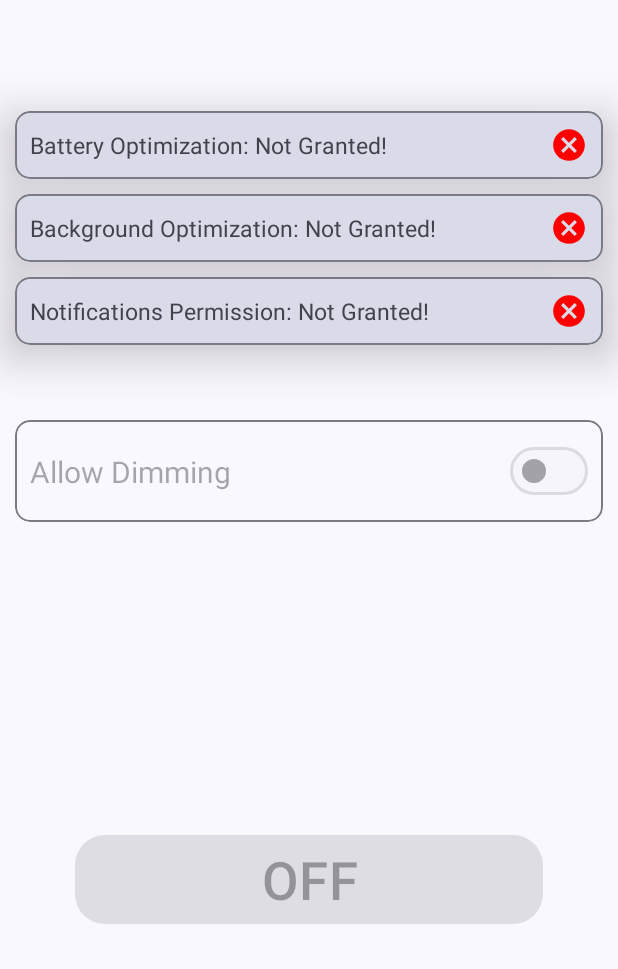
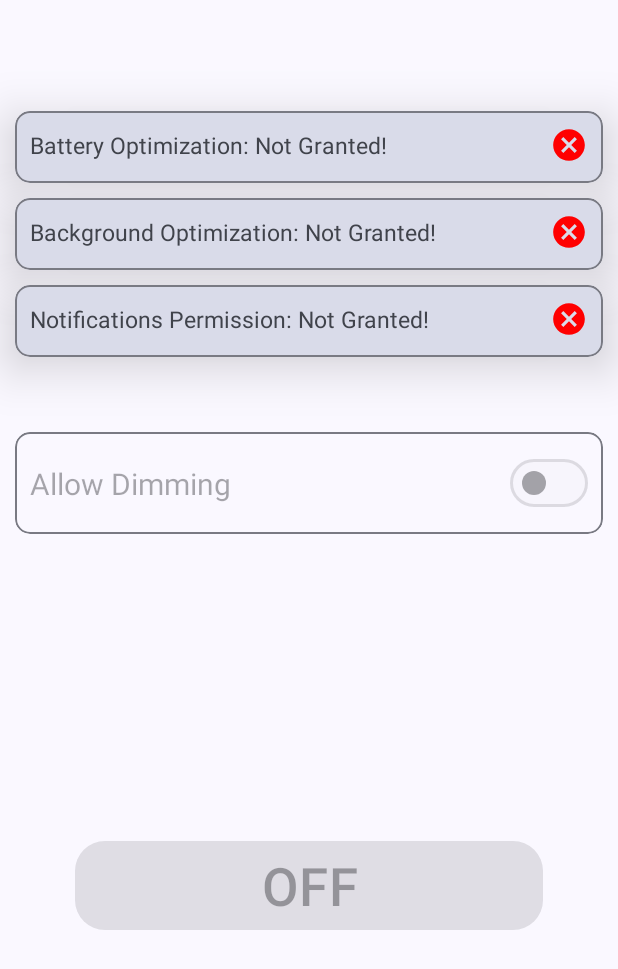
Before and after one commit to abdalmoniem/Caffeinate, an Android app: the layout activity_main.xml on its own in the app's theme, with its tools: preview values and no code run, on a phone screen of 412 x 824 dp. Shown: the top 969 px of the screen. Run offline under Robolectric (Android 15) with nearby library versions, the phone set to English and light mode, and no system bars.

Commit message:
use string resources and dimens resources instead of hardcoded values
Change-Id: I6dab181cdfad5363ec1c06f57d832551ece092b2
Signed-off-by: AbdAlMoniem AlHifnawy <hifnawy_moniem@hotmail.com>

```diff
--- a/app/build.gradle.kts
+++ b/app/build.gradle.kts
@@ -11,8 +11,8 @@ android {
         applicationId = "com.hifnawy.caffeinate"
         minSdk = 24
         targetSdk = 34
-        versionCode = 1
-        versionName = "1.0"
+        versionCode = 2
+        versionName = "1.1"
 
         testInstrumentationRunner = "androidx.test.runner.AndroidJUnitRunner"
     }
--- a/app/src/main/res/layout/activity_main.xml
+++ b/app/src/main/res/layout/activity_main.xml
@@ -29,6 +29,7 @@
         android:layout_margin="10dp"
         android:clickable="true"
         android:focusable="true"
+        android:minHeight="48dp"
         app:cardCornerRadius="10dp"
         app:cardElevation="20dp"
         app:layout_constraintEnd_toEndOf="parent"
@@ -44,8 +45,8 @@
                 android:id="@+id/batteryOptimizationTextView"
                 android:layout_width="0dp"
                 android:layout_height="wrap_content"
-                android:text="Battery Optimization: Not Granted!"
-                android:textSize="15sp"
+                android:text="@string/battery_optimization_not_granted"
+                android:textSize="@dimen/permissions_text_size"
                 app:layout_constraintBottom_toBottomOf="parent"
                 app:layout_constraintEnd_toStartOf="@+id/batteryOptimizationImageView"
                 app:layout_constraintStart_toStartOf="parent"
@@ -55,6 +56,7 @@
                 android:id="@+id/batteryOptimizationImageView"
                 android:layout_width="25dp"
                 android:layout_height="25dp"
+                android:contentDescription="@string/battery_optimization_not_granted"
                 android:src="@drawable/baseline_cancel_24"
                 app:layout_constraintBottom_toBottomOf="parent"
                 app:layout_constraintEnd_toEndOf="parent"
@@ -71,6 +73,7 @@
         android:layout_margin="10dp"
         android:clickable="true"
         android:focusable="true"
+        android:minHeight="48dp"
         app:cardCornerRadius="10dp"
         app:cardElevation="20dp"
         app:layout_constraintEnd_toEndOf="parent"
@@ -86,8 +89,8 @@
                 android:id="@+id/backgroundOptimizationTextView"
                 android:layout_width="0dp"
                 android:layout_height="wrap_content"
-                android:text="Background Optimization: Not Granted!"
-                android:textSize="15sp"
+                android:text="@string/background_optimization_not_granted"
+                android:textSize="@dimen/permissions_text_size"
                 app:layout_constraintBottom_toBottomOf="parent"
                 app:layout_constraintEnd_toStartOf="@+id/backgroundOptimizationImageView"
                 app:layout_constraintStart_toStartOf="parent"
@@ -97,6 +100,7 @@
                 android:id="@+id/backgroundOptimizationImageView"
                 android:layout_width="25dp"
                 android:layout_height="25dp"
+                android:contentDescription="@string/background_optimization_not_granted"
                 android:src="@drawable/baseline_cancel_24"
                 app:layout_constraintBottom_toBottomOf="parent"
                 app:layout_constraintEnd_toEndOf="parent"
@@ -113,6 +117,7 @@
         android:layout_margin="10dp"
         android:clickable="true"
         android:focusable="true"
+        android:minHeight="48dp"
         app:cardCornerRadius="10dp"
         app:cardElevation="20dp"
         app:layout_constraintEnd_toEndOf="parent"
@@ -128,8 +133,8 @@
                 android:id="@+id/notificationPermissionTextView"
                 android:layout_width="0dp"
                 android:layout_height="wrap_content"
-                android:text="Notifications Permission: Not Granted!"
-                android:textSize="15sp"
+                android:text="@string/notifications_permission_not_granted"
+                android:textSize="@dimen/permissions_text_size"
                 app:layout_constraintBottom_toBottomOf="parent"
                 app:layout_constraintEnd_toStartOf="@+id/notificationPermissionImageView"
                 app:layout_constraintStart_toStartOf="parent"
@@ -139,6 +144,7 @@
                 android:id="@+id/notificationPermissionImageView"
                 android:layout_width="25dp"
                 android:layout_height="25dp"
+                android:contentDescription="@string/notifications_permission_not_granted"
                 android:src="@drawable/baseline_cancel_24"
                 app:layout_constraintBottom_toBottomOf="parent"
                 app:layout_constraintEnd_toEndOf="parent"
@@ -172,9 +178,9 @@
                 android:id="@+id/allowDimmingTextView"
                 android:layout_width="0dp"
                 android:layout_height="wrap_content"
-                android:text="Allow Dimming"
+                android:text="@string/allow_dimming_pref"
                 android:enabled="false"
-                android:textSize="20sp"
+                android:textSize="@dimen/allow_dimming_pref_text_size"
                 app:layout_constraintBottom_toTopOf="@+id/allowDimmingSubTextTextView"
                 app:layout_constraintStart_toStartOf="parent"
                 app:layout_constraintTop_toTopOf="parent" />
@@ -183,8 +189,8 @@
                 android:id="@+id/allowDimmingSubTextTextView"
                 android:layout_width="0dp"
                 android:layout_height="wrap_content"
-                android:text="Allow screen to dim when caffeine is on."
-                android:textSize="15sp"
+                android:text="@string/allow_dimming_pref_description"
+                android:textSize="@dimen/allow_dimming_pref_description_text_size"
                 android:visibility="gone"
                 app:layout_constraintBottom_toBottomOf="parent"
                 app:layout_constraintStart_toStartOf="parent"
@@ -196,6 +202,8 @@
                 android:layout_height="wrap_content"
                 android:checked="false"
                 android:enabled="false"
+                android:textOn="@string/dimming_on"
+                android:textOff="@string/dimming_off"
                 app:layout_constraintBottom_toBottomOf="parent"
                 app:layout_constraintEnd_toEndOf="parent"
                 app:layout_constraintTop_toTopOf="parent" />
@@ -209,12 +217,13 @@
         android:layout_marginStart="50dp"
         android:layout_marginEnd="50dp"
         android:enabled="false"
-        android:text="OFF"
-        android:textSize="35sp"
+        android:text="@string/caffeinate_button_off"
+        android:textSize="@dimen/caffeinate_button_text_size"
         app:cornerRadius="20dp"
         app:layout_constraintBottom_toBottomOf="parent"
         app:layout_constraintEnd_toEndOf="parent"
         app:layout_constraintStart_toStartOf="parent"
-        app:layout_constraintTop_toBottomOf="@+id/allowDimmingCard" />
+        app:layout_constraintTop_toBottomOf="@+id/allowDimmingCard"
+        tools:ignore="VisualLintButtonSize" />
 
 </androidx.constraintlayout.widget.ConstraintLayout>
--- a/app/src/main/res/values/dimens.xml
+++ b/app/src/main/res/values/dimens.xml
@@ -2,4 +2,8 @@
 <resources>
     <dimen name="caffeine_duration_timer_normal_size">30sp</dimen>
     <dimen name="caffeine_duration_timer_infinity_size">80sp</dimen>
+    <dimen name="permissions_text_size">15sp</dimen>
+    <dimen name="allow_dimming_pref_description_text_size">15sp</dimen>
+    <dimen name="allow_dimming_pref_text_size">20sp</dimen>
+    <dimen name="caffeinate_button_text_size">35sp</dimen>
 </resources>
--- a/app/src/main/res/values/strings.xml
+++ b/app/src/main/res/values/strings.xml
@@ -1,3 +1,30 @@
+<?xml version="1.0" encoding="utf-8"?>
+
+<!DOCTYPE resources [<!ENTITY app_name "Caffeinate">]>
 <resources>
-    <string name="app_name">Caffeinate</string>
+    <string name="app_name">&app_name;</string>
+    <string name="allow_dimming_pref_description">Allow screen to dim when &app_name; is on.</string>
+    <string name="allow_dimming_pref">Allow Dimming</string>
+    <string name="caffeinate_button_off">OFF</string>
+    <string name="dimming_on">Dimming On</string>
+    <string name="dimming_off">Dimming Off</string>
+    <string name="battery_optimization_not_granted">Battery Optimization: Not Granted!</string>
+    <string name="battery_optimization_granted">Battery Optimization: Granted!</string>
+    <string name="background_optimization_not_granted">Background Optimization: Not Granted!</string>
+    <string name="background_optimization_granted">Background Optimization: Granted!</string>
+    <string name="notifications_permission_not_granted">Notifications Permission: Not Granted!</string>
+    <string name="notifications_permission_granted">Notifications Permission: Granted!</string>
+    <string name="dialog_battery_optimization_needed_title">Battery optimization needed</string>
+    <string name="dialog_battery_optimization_needed_message">This app requires the Battery Optimization permission to work properly.</string>
+    <string name="ok_button">Ok</string>
+    <string name="cancel_button">Cancel</string>
+    <string name="notifications_permission_required">Notifications Permission Required</string>
+    <string name="go_to_settings">Go to Settings</string>
+    <string name="quick_tile_off">Off</string>
+    <string name="foreground_notification_action_next_timeout">Next Timeout</string>
+    <string name="foreground_notification_action_disable_dimming">Disable Dimming</string>
+    <string name="foreground_notification_action_enable_dimming">Enable Dimming</string>
+    <string name="foreground_notification_tap_to_turn_off">Tap to turn off</string>
+    <string name="foreground_notification_title_duration_indefinite">&app_name; will keep the display on</string>
+    <string name="foreground_notification_title_duration_definite">&app_name; will keep the display on for %1$s</string>
 </resources>
```
Also changed, not shown: app/src/main/AndroidManifest.xml (+5 -7 lines), app/src/main/java/com/hifnawy/caffeinate/services/KeepAwakeService.kt (+9 -4 lines), app/src/main/java/com/hifnawy/caffeinate/services/QuickTileService.kt (+36 -11 lines), app/src/main/java/com/hifnawy/caffeinate/ui/MainActivity.kt (+15 -20 lines).
